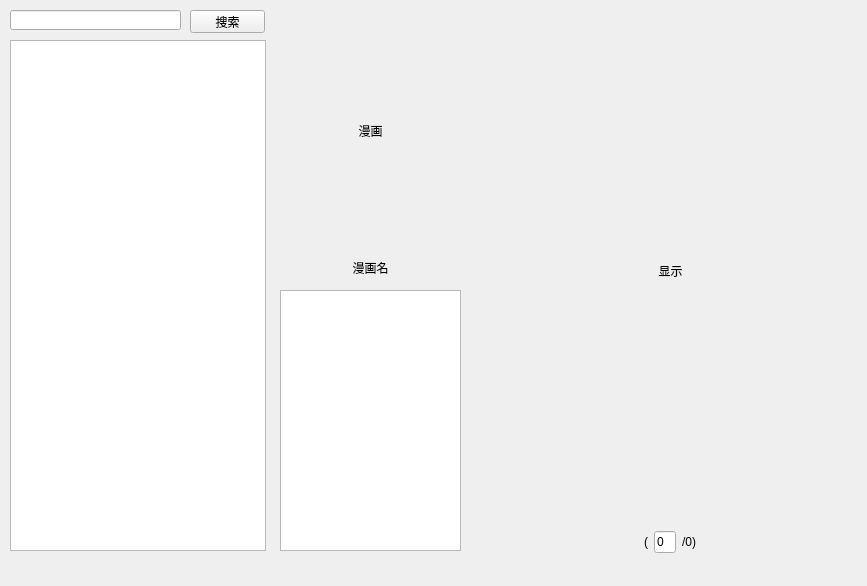
Qt form src/cartoon/cartoon_ui.ui (foundCode/cartoon) before a commit.
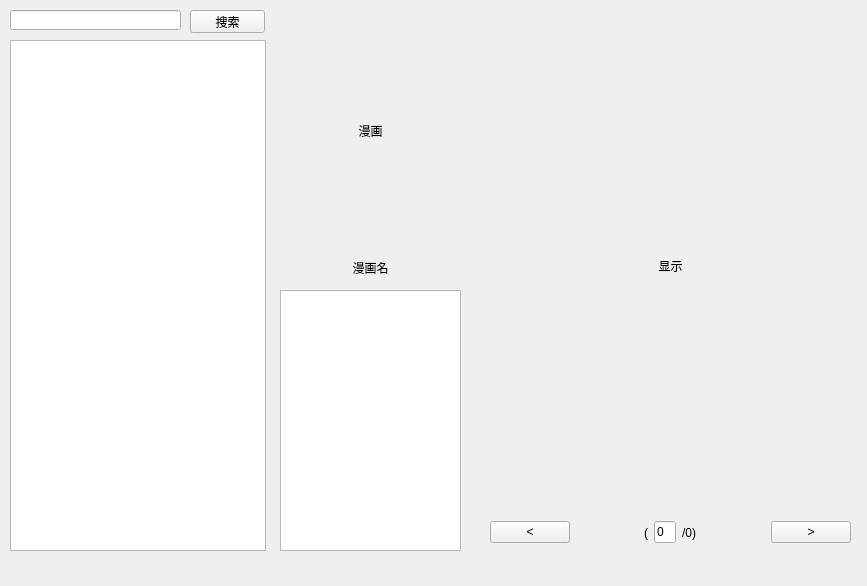
The same form after that commit.

Diff of the .ui file:
```diff
--- a/src/cartoon/cartoon_ui.ui
+++ b/src/cartoon/cartoon_ui.ui
@@ -95,7 +95,7 @@
       <x>490</x>
       <y>20</y>
       <width>361</width>
-      <height>501</height>
+      <height>491</height>
      </rect>
     </property>
     <property name="text">
@@ -109,12 +109,19 @@
     <property name="geometry">
      <rect>
       <x>490</x>
-      <y>530</y>
+      <y>520</y>
       <width>361</width>
-      <height>24</height>
+      <height>25</height>
      </rect>
     </property>
     <layout class="QHBoxLayout" name="horizontalLayout_2">
+     <item>
+      <widget class="QPushButton" name="push_button_previous_fragment">
+       <property name="text">
+        <string>&lt;</string>
+       </property>
+      </widget>
+     </item>
      <item>
       <spacer name="horizontalSpacer_2">
        <property name="orientation">
@@ -171,6 +178,13 @@
        </property>
       </spacer>
      </item>
+     <item>
+      <widget class="QPushButton" name="push_button_next_fragment">
+       <property name="text">
+        <string>&gt;</string>
+       </property>
+      </widget>
+     </item>
     </layout>
    </widget>
   </widget>
```
Left out of the diff: 6 changed lines with no effect on the pictures.
